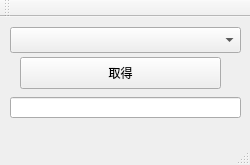
The window that Nicookie/nicookiemainwindow.ui (raccy/nicookie) describes before a commit, drawn with Qt 5.
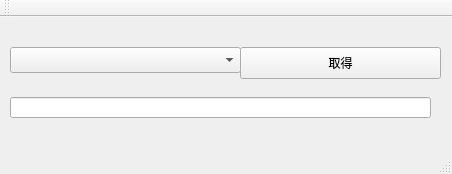
The same window after the commit.

Patch:
```diff
--- a/Nicookie/nicookiemainwindow.ui
+++ b/Nicookie/nicookiemainwindow.ui
@@ -6,8 +6,8 @@
    <rect>
     <x>0</x>
     <y>0</y>
-    <width>250</width>
-    <height>165</height>
+    <width>452</width>
+    <height>174</height>
    </rect>
   </property>
   <property name="windowTitle">
@@ -17,8 +17,8 @@
    <widget class="QPushButton" name="pushButton">
     <property name="geometry">
      <rect>
-      <x>20</x>
-      <y>40</y>
+      <x>240</x>
+      <y>30</y>
       <width>201</width>
       <height>32</height>
      </rect>
@@ -32,7 +32,7 @@
      <rect>
       <x>10</x>
       <y>80</y>
-      <width>231</width>
+      <width>421</width>
       <height>21</height>
      </rect>
     </property>
@@ -41,7 +41,7 @@
     <property name="geometry">
      <rect>
       <x>10</x>
-      <y>10</y>
+      <y>30</y>
       <width>231</width>
       <height>26</height>
      </rect>
```
Left out of the diff: 2 changed lines with no effect on the pictures.
